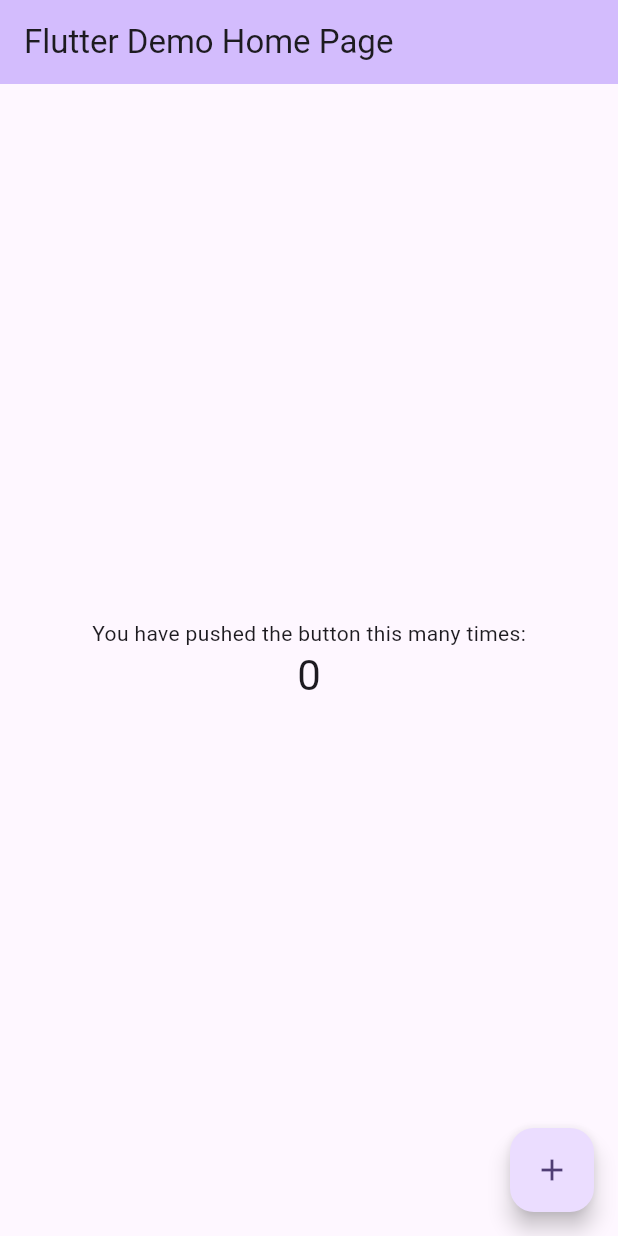
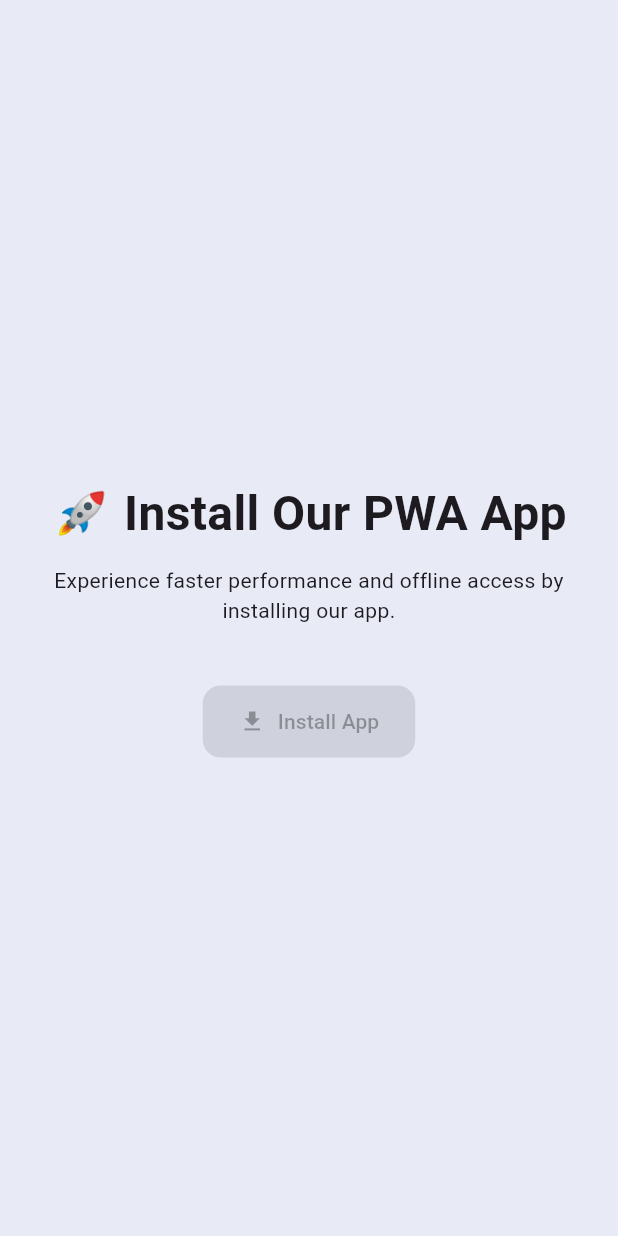
Before and after one commit to lukmannurhakeem/pwa_landing, a Flutter app: the screen it shows after launch, on a phone screen of 412 x 824 dp. Run offline on Flutter 3.47's test engine with Material 3 defaults, Android fonts, the phone set to English and light mode, and no system bars; missing offline and left inert: dart:html; statements that could not run were skipped.

Commit message:
Try landing page

```diff
--- a/lib/main.dart
+++ b/lib/main.dart
@@ -1,3 +1,4 @@
+import 'dart:html' as html;
 import 'package:flutter/material.dart';
 
 void main() {
@@ -7,116 +8,79 @@ void main() {
 class MyApp extends StatelessWidget {
   const MyApp({super.key});
 
-  // This widget is the root of your application.
   @override
   Widget build(BuildContext context) {
     return MaterialApp(
-      title: 'Flutter Demo',
+      title: 'My PWA Landing',
       theme: ThemeData(
-        // This is the theme of your application.
-        //
-        // TRY THIS: Try running your application with "flutter run". You'll see
-        // the application has a purple toolbar. Then, without quitting the app,
-        // try changing the seedColor in the colorScheme below to Colors.green
-        // and then invoke "hot reload" (save your changes or press the "hot
-        // reload" button in a Flutter-supported IDE, or press "r" if you used
-        // the command line to start the app).
-        //
-        // Notice that the counter didn't reset back to zero; the application
-        // state is not lost during the reload. To reset the state, use hot
-        // restart instead.
-        //
-        // This works for code too, not just values: Most code changes can be
-        // tested with just a hot reload.
-        colorScheme: ColorScheme.fromSeed(seedColor: Colors.deepPurple),
+        primarySwatch: Colors.indigo,
+        useMaterial3: true,
       ),
-      home: const MyHomePage(title: 'Flutter Demo Home Page'),
+      debugShowCheckedModeBanner: false,
+      home: const LandingPage(),
     );
   }
 }
 
-class MyHomePage extends StatefulWidget {
-  const MyHomePage({super.key, required this.title});
-
-  // This widget is the home page of your application. It is stateful, meaning
-  // that it has a State object (defined below) that contains fields that affect
-  // how it looks.
-
-  // This class is the configuration for the state. It holds the values (in this
-  // case the title) provided by the parent (in this case the App widget) and
-  // used by the build method of the State. Fields in a Widget subclass are
-  // always marked "final".
-
-  final String title;
+class LandingPage extends StatefulWidget {
+  const LandingPage({super.key});
 
   @override
-  State<MyHomePage> createState() => _MyHomePageState();
+  State<LandingPage> createState() => _LandingPageState();
 }
 
-class _MyHomePageState extends State<MyHomePage> {
-  int _counter = 0;
+class _LandingPageState extends State<LandingPage> {
+  bool _isInstalled = false;
 
-  void _incrementCounter() {
-    setState(() {
-      // This call to setState tells the Flutter framework that something has
-      // changed in this State, which causes it to rerun the build method below
-      // so that the display can reflect the updated values. If we changed
-      // _counter without calling setState(), then the build method would not be
-      // called again, and so nothing would appear to happen.
-      _counter++;
-    });
+  @override
+  void initState() {
+    super.initState();
+    final isStandalone = html.window.matchMedia('(display-mode: standalone)').matches;
+    setState(() => _isInstalled = isStandalone);
   }
 
   @override
   Widget build(BuildContext context) {
-    // This method is rerun every time setState is called, for instance as done
-    // by the _incrementCounter method above.
-    //
-    // The Flutter framework has been optimized to make rerunning build methods
-    // fast, so that you can just rebuild anything that needs updating rather
-    // than having to individually change instances of widgets.
     return Scaffold(
-      appBar: AppBar(
-        // TRY THIS: Try changing the color here to a specific color (to
-        // Colors.amber, perhaps?) and trigger a hot reload to see the AppBar
-        // change color while the other colors stay the same.
-        backgroundColor: Theme.of(context).colorScheme.inversePrimary,
-        // Here we take the value from the MyHomePage object that was created by
-        // the App.build method, and use it to set our appbar title.
-        title: Text(widget.title),
-      ),
+      backgroundColor: Colors.indigo.shade50,
       body: Center(
-        // Center is a layout widget. It takes a single child and positions it
-        // in the middle of the parent.
-        child: Column(
-          // Column is also a layout widget. It takes a list of children and
-          // arranges them vertically. By default, it sizes itself to fit its
-          // children horizontally, and tries to be as tall as its parent.
-          //
-          // Column has various properties to control how it sizes itself and
-          // how it positions its children. Here we use mainAxisAlignment to
-          // center the children vertically; the main axis here is the vertical
-          // axis because Columns are vertical (the cross axis would be
-          // horizontal).
-          //
-          // TRY THIS: Invoke "debug painting" (choose the "Toggle Debug Paint"
-          // action in the IDE, or press "p" in the console), to see the
-          // wireframe for each widget.
-          mainAxisAlignment: MainAxisAlignment.center,
-          children: <Widget>[
-            const Text('You have pushed the button this many times:'),
-            Text(
-              '$_counter',
-              style: Theme.of(context).textTheme.headlineMedium,
-            ),
-          ],
+        child: Padding(
+          padding: const EdgeInsets.symmetric(horizontal: 24.0),
+          child: Column(
+            mainAxisAlignment: MainAxisAlignment.center,
+            children: [
+              const Text(
+                '🚀 Install Our PWA App',
+                style: TextStyle(fontSize: 32, fontWeight: FontWeight.bold),
+              ),
+              const SizedBox(height: 12),
+              const Text(
+                'Experience faster performance and offline access by installing our app.',
+                textAlign: TextAlign.center,
+              ),
+              const SizedBox(height: 40),
+              if (!_isInstalled)
+                ElevatedButton.icon(
+                  key: const Key('installButton'),
+                  onPressed: null, // Handled by JS (pwa.js)
+                  icon: const Icon(Icons.download),
+                  label: const Text('Install App'),
+                  style: ElevatedButton.styleFrom(
+                    padding: const EdgeInsets.symmetric(horizontal: 24, vertical: 14),
+                    shape: RoundedRectangleBorder(
+                      borderRadius: BorderRadius.circular(12),
+                    ),
+                  ),
+                )
+              else
+                const Text(
+                  '✅ App is already installed!',
+                  style: TextStyle(color: Colors.green, fontWeight: FontWeight.bold),
+                ),
+            ],
+          ),
         ),
       ),
-      floatingActionButton: FloatingActionButton(
-        onPressed: _incrementCounter,
-        tooltip: 'Increment',
-        child: const Icon(Icons.add),
-      ), // This trailing comma makes auto-formatting nicer for build methods.
     );
   }
 }
```
Also changed, not shown: 2 other files.
